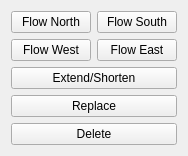
This is roadoptions.ui in UmutSahinSE/Ata-Caddesi-Simulator as Qt 5 draws it before an edit. The edited form follows.
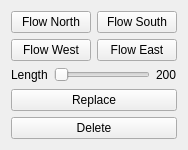
This is the edited form.

What changed in the file:
```diff
--- a/roadoptions.ui
+++ b/roadoptions.ui
@@ -47,11 +47,29 @@
     </layout>
    </item>
    <item>
-    <widget class="QPushButton" name="ExtendCutButton">
+    <layout class="QHBoxLayout" name="horizontalLayout">
+     <item>
+      <widget class="QLabel" name="label">
      <property name="text">
-      <string>Extend/Shorten</string>
-     </property>
-    </widget>
+        <string>Length</string>
+       </property>
+      </widget>
+     </item>
+     <item>
+      <widget class="QSlider" name="horizontalSlider">
+       <property name="orientation">
+        <enum>Qt::Horizontal</enum>
+       </property>
+      </widget>
+     </item>
+     <item>
+      <widget class="QLabel" name="LengthLabel">
+       <property name="text">
+        <string>200</string>
+       </property>
+      </widget>
+     </item>
+    </layout>
    </item>
    <item>
     <widget class="QPushButton" name="ReplaceButton">
```
Lines whose indentation alone changed are shown as unchanged.
